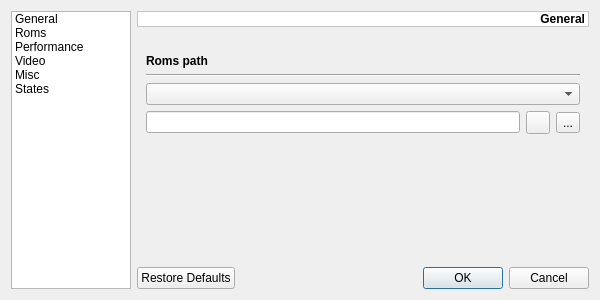
Qt form branches/src/UISettings.ui (pasnox/xmessgui) before a commit.
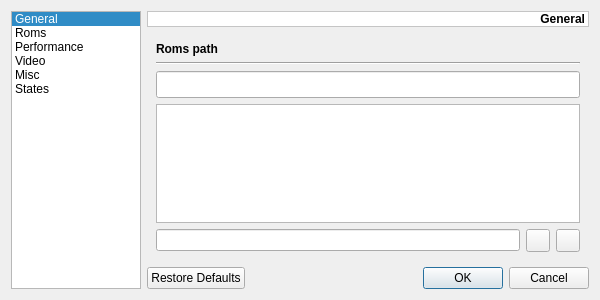
The same form after that commit. The open tabs and pages were chosen to show the change. Icons and pictures are not drawn. Custom widgets are drawn as their Qt base class.

Commit message: Best roms settings in the UISettings dialog

Diff of the .ui file:
```diff
--- a/branches/src/UISettings.ui
+++ b/branches/src/UISettings.ui
@@ -24,7 +24,7 @@
      </property>
      <property name="maximumSize">
       <size>
-       <width>120</width>
+       <width>130</width>
        <height>16777215</height>
       </size>
      </property>
@@ -34,11 +34,17 @@
      <property name="selectionBehavior">
       <enum>QAbstractItemView::SelectRows</enum>
      </property>
+     <property name="iconSize">
+      <size>
+       <width>32</width>
+       <height>32</height>
+      </size>
+     </property>
      <property name="uniformItemSizes">
       <bool>true</bool>
      </property>
      <property name="currentRow">
-      <number>-1</number>
+      <number>0</number>
      </property>
      <item>
       <property name="text">
@@ -330,12 +336,7 @@
       </layout>
      </widget>
      <widget class="QWidget" name="wRoms">
-      <layout class="QVBoxLayout" name="verticalLayout_2">
-       <item>
         <layout class="QGridLayout" name="gridLayout_5">
-         <property name="topMargin">
-          <number>12</number>
-         </property>
          <item row="0" column="0" colspan="3">
           <widget class="QLabel" name="lRomsPath">
            <property name="font">
@@ -356,55 +357,51 @@
            </property>
           </widget>
          </item>
-         <item row="3" column="0">
+       <item row="3" column="0" colspan="3">
+        <widget class="QTreeView" name="tvRomsPath">
+         <property name="headerHidden">
+          <bool>true</bool>
+         </property>
+        </widget>
+       </item>
+       <item row="4" column="0">
           <widget class="QLineEdit" name="leRomsPath">
            <property name="toolTip">
             <string>Enter a roms path for this machine</string>
            </property>
           </widget>
          </item>
-         <item row="3" column="2">
+       <item row="4" column="1">
+        <widget class="QToolButton" name="tbRomsPathSet">
+         <property name="toolTip">
+          <string>Validate the current roms path</string>
+         </property>
+         <property name="icon">
+          <iconset resource="resources/resources.qrc">
+           <normaloff>:/icons/dialog-ok-apply.png</normaloff>:/icons/dialog-ok-apply.png</iconset>
+         </property>
+        </widget>
+       </item>
+       <item row="4" column="2">
           <widget class="QToolButton" name="tbRomsPath">
            <property name="toolTip">
             <string>Locate a roms path</string>
            </property>
-           <property name="text">
-            <string>...</string>
+         <property name="icon">
+          <iconset resource="resources/resources.qrc">
+           <normaloff>:/icons/document-open-folder.png</normaloff>:/icons/document-open-folder.png</iconset>
            </property>
           </widget>
          </item>
          <item row="2" column="0" colspan="3">
-          <widget class="QComboBox" name="cbRomsPath">
-           <property name="toolTip">
-            <string>List all non clone machines</string>
-           </property>
-          </widget>
-         </item>
-         <item row="3" column="1">
-          <widget class="QToolButton" name="tbRomsPathSet">
-           <property name="toolTip">
-            <string>Validate the current roms path</string>
-           </property>
-           <property name="icon">
-            <iconset>
-             <normaloff>:/icons/find-options-16.png</normaloff>:/icons/find-options-16.png</iconset>
-           </property>
-          </widget>
-         </item>
-        </layout>
-       </item>
-       <item>
-        <spacer name="verticalSpacer_2">
-         <property name="orientation">
-          <enum>Qt::Vertical</enum>
-         </property>
-         <property name="sizeHint" stdset="0">
+        <widget class="SearchEdit" name="seMachineFilter">
+         <property name="minimumSize">
           <size>
-           <width>20</width>
-           <height>132</height>
+           <width>0</width>
+           <height>27</height>
           </size>
          </property>
-        </spacer>
+        </widget>
        </item>
       </layout>
      </widget>
@@ -634,6 +631,13 @@
    </item>
   </layout>
  </widget>
+ <customwidgets>
+  <customwidget>
+   <class>SearchEdit</class>
+   <extends>QLineEdit</extends>
+   <header>SearchEdit.h</header>
+  </customwidget>
+ </customwidgets>
  <resources>
   <include location="resources/resources.qrc"/>
  </resources>
```
Left out of the diff: 47 changed lines with no effect on the pictures. Lines whose indentation alone changed are shown as unchanged. The commit also changes 4 other files.
